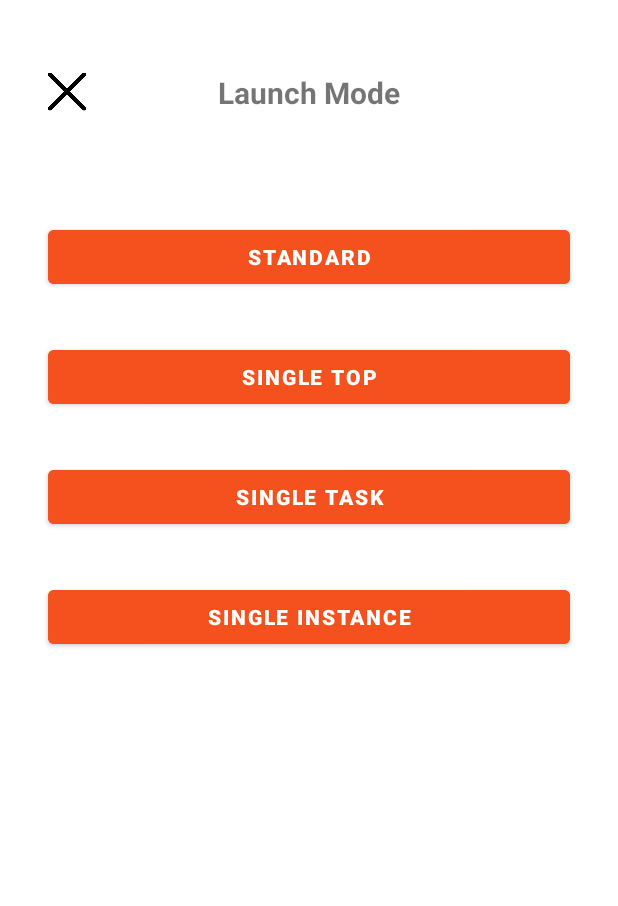
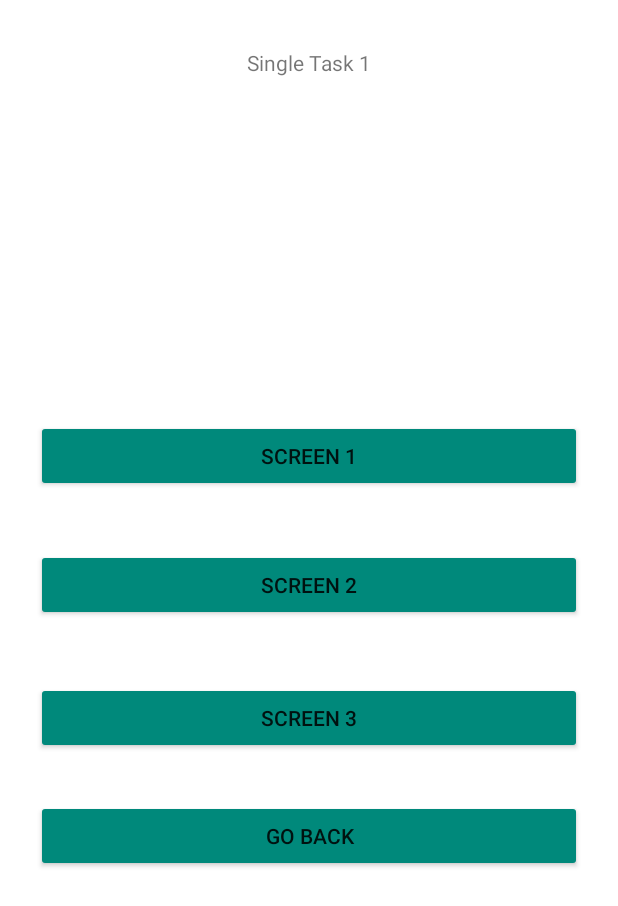
Before and after one commit to xCTAPx/features_app, an Android app: the EntryPoint screen opened directly, with no data from a screen before it, after a tap on "SINGLE TOP", on a phone screen of 412 x 824 dp. Shown: the top 906 px of the screen. Run offline under Robolectric (Android 15) with nearby library versions, the phone set to English and light mode, and no system bars.

Commit message:
Added single top activities

```diff
--- a/app/src/main/java/com/example/myapplication/presentation/launch_mode_activities/EntryPoint.kt
+++ b/app/src/main/java/com/example/myapplication/presentation/launch_mode_activities/EntryPoint.kt
@@ -1,10 +1,13 @@
 package com.example.myapplication.presentation.launch_mode_activities
 
+import android.content.Intent
 import androidx.appcompat.app.AppCompatActivity
 import android.os.Bundle
 import android.widget.Button
 import android.widget.ImageView
 import com.example.myapplication.databinding.ActivityEntryPointBinding
+import com.example.myapplication.presentation.MainActivity
+import com.example.myapplication.presentation.launch_mode_activities.single_top.SingleTopOne
 
 class EntryPoint : AppCompatActivity() {
     lateinit var binding: ActivityEntryPointBinding
@@ -33,8 +36,14 @@ class EntryPoint : AppCompatActivity() {
         singleInstanceModeButton.setOnClickListener { startSingleInstanceJourney() }
     }
 
-    private fun startStandardModeJourney() {}
-    private fun startSingleTopModeJourney() {}
+    private fun startStandardModeJourney() {
+        val intent = Intent(this, MainActivity::class.java)
+        startActivity(intent)
+    }
+    private fun startSingleTopModeJourney() {
+        val intent = Intent(this, SingleTopOne::class.java)
+        startActivity(intent)
+    }
     private fun startSingleTaskModeJourney() {}
     private fun startSingleInstanceJourney() {}
 }
--- /dev/null
+++ b/app/src/main/java/com/example/myapplication/presentation/launch_mode_activities/single_top/SingleTopOne.kt
@@ -0,0 +1,44 @@
+package com.example.myapplication.presentation.launch_mode_activities.single_top
+
+import android.content.Intent
+import androidx.appcompat.app.AppCompatActivity
+import android.os.Bundle
+import android.widget.Button
+import com.example.myapplication.databinding.ActivitySingleTopOneBinding
+
+class SingleTopOne : AppCompatActivity() {
+    private lateinit var _viewBinding: ActivitySingleTopOneBinding
+    private lateinit var  navigateButton1: Button
+    private lateinit var  navigateButton2: Button
+    private lateinit var  navigateButton3: Button
+    private lateinit var  backButton: Button
+
+    override fun onCreate(savedInstanceState: Bundle?) {
+        _viewBinding = ActivitySingleTopOneBinding.inflate(layoutInflater)
+        navigateButton1 = _viewBinding.singleTaskNavigateButtonOne1
+        navigateButton2 = _viewBinding.singleTaskNavigateButtonOne2
+        navigateButton3 = _viewBinding.singleTaskNavigateButtonOne3
+        backButton = _viewBinding.singleTaskNavigateButtonOneBack
+
+        super.onCreate(savedInstanceState)
+        setContentView(_viewBinding.root)
+
+        navigateButton1.setOnClickListener { navigate1() }
+        navigateButton2.setOnClickListener { navigate2() }
+        navigateButton3.setOnClickListener { navigate3() }
+        backButton.setOnClickListener { this.finish() }
+    }
+
+    private fun navigate1() {
+        val intent = Intent(this, SingleTopOne::class.java)
+        startActivity(intent)
+    }
+    private fun navigate2() {
+        val intent = Intent(this, SingleTopTwo::class.java)
+        startActivity(intent)
+    }
+    private fun navigate3() {
+        val intent = Intent(this, SingleTopThree::class.java)
+        startActivity(intent)
+    }
+}
--- /dev/null
+++ b/app/src/main/res/layout/activity_single_top_one.xml
@@ -0,0 +1,78 @@
+<?xml version="1.0" encoding="utf-8"?>
+<androidx.constraintlayout.widget.ConstraintLayout xmlns:android="http://schemas.android.com/apk/res/android"
+    xmlns:app="http://schemas.android.com/apk/res-auto"
+    xmlns:tools="http://schemas.android.com/tools"
+    android:layout_width="match_parent"
+    android:layout_height="match_parent"
+    tools:context=".presentation.launch_mode_activities.single_top.SingleTopOne">
+
+    <Button
+        android:id="@+id/single_task_navigate_button_one_1"
+        android:layout_width="0dp"
+        android:layout_height="wrap_content"
+        android:layout_marginStart="24dp"
+        android:layout_marginEnd="24dp"
+        android:backgroundTint="#00897B"
+        android:text="Screen 1"
+        app:layout_constraintBottom_toBottomOf="parent"
+        app:layout_constraintEnd_toEndOf="parent"
+        app:layout_constraintHorizontal_bias="0.0"
+        app:layout_constraintStart_toStartOf="parent"
+        app:layout_constraintTop_toBottomOf="@+id/textView2"
+        app:layout_constraintVertical_bias="0.316" />
+
+    <Button
+        android:id="@+id/single_task_navigate_button_one_2"
+        android:layout_width="0dp"
+        android:layout_height="wrap_content"
+        android:layout_marginStart="24dp"
+        android:layout_marginEnd="24dp"
+        android:backgroundTint="#00897B"
+        android:text="Screen 2"
+        app:layout_constraintBottom_toBottomOf="parent"
+        app:layout_constraintEnd_toEndOf="parent"
+        app:layout_constraintHorizontal_bias="1.0"
+        app:layout_constraintStart_toStartOf="parent"
+        app:layout_constraintTop_toBottomOf="@+id/single_task_navigate_button_one_1"
+        app:layout_constraintVertical_bias="0.085" />
+
+    <Button
+        android:id="@+id/single_task_navigate_button_one_3"
+        android:layout_width="0dp"
+        android:layout_height="wrap_content"
+        android:layout_marginStart="24dp"
+        android:layout_marginEnd="24dp"
+        android:backgroundTint="#00897B"
+        android:text="Screen 3"
+        app:layout_constraintBottom_toBottomOf="parent"
+        app:layout_constraintEnd_toEndOf="parent"
+        app:layout_constraintHorizontal_bias="0.0"
+        app:layout_constraintStart_toStartOf="parent"
+        app:layout_constraintTop_toBottomOf="@+id/single_task_navigate_button_one_2"
+        app:layout_constraintVertical_bias="0.112" />
+
+    <Button
+        android:id="@+id/single_task_navigate_button_one_back"
+        android:layout_width="0dp"
+        android:layout_height="wrap_content"
+        android:layout_marginStart="24dp"
+        android:layout_marginEnd="24dp"
+        android:backgroundTint="#00897B"
+        android:text="Go back"
+        app:layout_constraintBottom_toBottomOf="parent"
+        app:layout_constraintEnd_toEndOf="parent"
+        app:layout_constraintHorizontal_bias="0.0"
+        app:layout_constraintStart_toStartOf="parent"
+        app:layout_constraintTop_toBottomOf="@+id/single_task_navigate_button_one_3"
+        app:layout_constraintVertical_bias="0.112" />
+
+    <TextView
+        android:id="@+id/textView2"
+        android:layout_width="wrap_content"
+        android:layout_height="wrap_content"
+        android:layout_marginTop="32dp"
+        android:text="Single Task 1"
+        app:layout_constraintEnd_toEndOf="parent"
+        app:layout_constraintStart_toStartOf="parent"
+        app:layout_constraintTop_toTopOf="parent" />
+</androidx.constraintlayout.widget.ConstraintLayout>
--- a/app/src/main/res/values/strings.xml
+++ b/app/src/main/res/values/strings.xml
@@ -11,4 +11,5 @@
     <string name="single_top">Single Top</string>
     <string name="single_task">Single Task</string>
     <string name="single_instance">Single Instance</string>
+    <string name="navigate">Navigate</string>
 </resources>
```
Also changed, not shown: app/src/main/AndroidManifest.xml (+29 -5 lines), app/src/main/java/com/example/myapplication/presentation/launch_mode_activities/single_top/SingleTopThree.kt (added, +44 -0 lines), app/src/main/java/com/example/myapplication/presentation/launch_mode_activities/single_top/SingleTopTwo.kt (added, +44 -0 lines), app/src/main/res/layout/activity_single_top_three.xml (added, +78 -0 lines), app/src/main/res/layout/activity_single_top_two.xml (added, +78 -0 lines), 1 other file.
